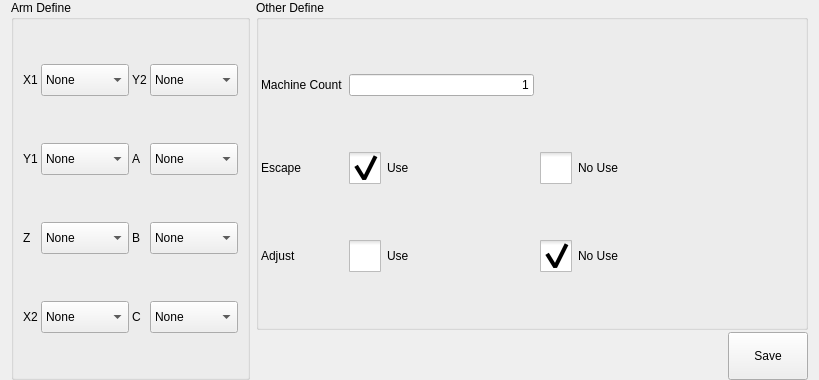
GaussCheng/2-5AxisPunch, file hcsettings/icstructdefineframe.ui: the form before one commit.
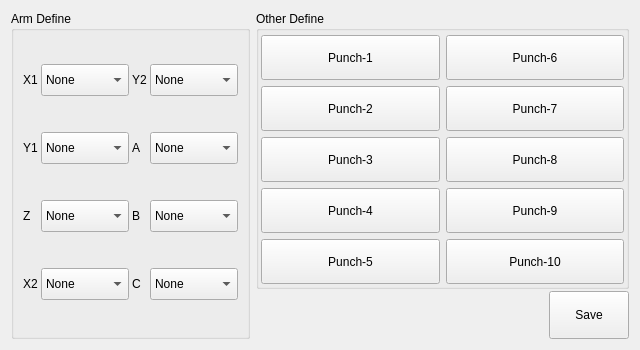
The form after the commit. Icons and pictures are not drawn. Custom widgets are drawn as their Qt base class.

What changed in the file:
```diff
--- a/hcsettings/icstructdefineframe.ui
+++ b/hcsettings/icstructdefineframe.ui
@@ -6,8 +6,8 @@
    <rect>
     <x>0</x>
     <y>0</y>
-    <width>819</width>
-    <height>380</height>
+    <width>640</width>
+    <height>350</height>
    </rect>
   </property>
   <property name="windowTitle">
@@ -21,13 +21,7 @@
 }
 </string>
   </property>
-  <layout class="QHBoxLayout" name="horizontalLayout_5">
-   <property name="topMargin">
-    <number>0</number>
-   </property>
-   <property name="bottomMargin">
-    <number>0</number>
-   </property>
+  <layout class="QHBoxLayout" name="horizontalLayout">
    <item>
     <layout class="QVBoxLayout" name="verticalLayout_4">
      <item>
@@ -313,6 +307,12 @@
      </property>
      <item>
       <widget class="QGroupBox" name="fixtureDefineBox_2">
+       <property name="sizePolicy">
+        <sizepolicy hsizetype="Preferred" vsizetype="Expanding">
+         <horstretch>0</horstretch>
+         <verstretch>0</verstretch>
+        </sizepolicy>
+       </property>
        <property name="title">
         <string>Other Define</string>
        </property>
@@ -329,169 +329,149 @@
         <property name="bottomMargin">
          <number>2</number>
         </property>
-        <item row="1" column="2">
-         <widget class="QCheckBox" name="useCheckBox">
-          <property name="styleSheet">
-           <string notr="true">::indicator {
-     width: 32px;
-     height: 32px;
- }
-
-::indicator:unchecked 
-{
-     image: url(:/resource/check_unchecked.png);
- }
-::indicator:checked 
-{
-     image: url(:/resource/check_checked.png);
- }
-
-QRadioButton::indicator:checked:disabled
-{
- image: url(:/resource/check_checked_disable.png);
-}
-
-QRadioButton::indicator:unchecked:disabled
-{
- image: url(:/resource/check_unchecked_disable.png);
-}</string>
+        <item row="3" column="1">
+         <widget class="QPushButton" name="punch9">
+          <property name="sizePolicy">
+           <sizepolicy hsizetype="Minimum" vsizetype="Preferred">
+            <horstretch>0</horstretch>
+            <verstretch>0</verstretch>
+           </sizepolicy>
           </property>
           <property name="text">
-           <string>Use</string>
+           <string>Punch-9</string>
           </property>
-          <property name="checked">
+          <property name="checkable">
            <bool>true</bool>
           </property>
          </widget>
         </item>
-        <item row="1" column="4">
-         <spacer name="horizontalSpacer_7">
-          <property name="orientation">
-           <enum>Qt::Horizontal</enum>
+        <item row="2" column="1">
+         <widget class="QPushButton" name="punch8">
+          <property name="sizePolicy">
+           <sizepolicy hsizetype="Minimum" vsizetype="Preferred">
+            <horstretch>0</horstretch>
+            <verstretch>0</verstretch>
+           </sizepolicy>
           </property>
-          <property name="sizeHint" stdset="0">
-           <size>
-            <width>40</width>
-            <height>20</height>
-           </size>
+          <property name="text">
+           <string>Punch-8</string>
           </property>
-         </spacer>
+          <property name="checkable">
+           <bool>true</bool>
+          </property>
+         </widget>
+        </item>
+        <item row="0" column="0">
+         <widget class="QPushButton" name="punch1">
+          <property name="sizePolicy">
+           <sizepolicy hsizetype="Minimum" vsizetype="Preferred">
+            <horstretch>0</horstretch>
+            <verstretch>0</verstretch>
+           </sizepolicy>
+          </property>
+          <property name="text">
+           <string>Punch-1</string>
+          </property>
+          <property name="checkable">
+           <bool>true</bool>
+          </property>
+         </widget>
         </item>
         <item row="1" column="0">
-         <widget class="QLabel" name="label_18">
+         <widget class="QPushButton" name="punch2">
+          <property name="sizePolicy">
+           <sizepolicy hsizetype="Minimum" vsizetype="Preferred">
+            <horstretch>0</horstretch>
+            <verstretch>0</verstretch>
+           </sizepolicy>
+          </property>
           <property name="text">
-           <string>Escape</string>
+           <string>Punch-2</string>
           </property>
+          <property name="checkable">
+           <bool>true</bool>
+          </property>
          </widget>
         </item>
-        <item row="1" column="3">
-         <widget class="QCheckBox" name="noUseCheckBox">
-          <property name="styleSheet">
-           <string notr="true">::indicator {
-     width: 32px;
-     height: 32px;
- }
-
-::indicator:unchecked 
-{
-     image: url(:/resource/check_unchecked.png);
- }
-::indicator:checked 
-{
-     image: url(:/resource/check_checked.png);
- }
-
-QRadioButton::indicator:checked:disabled
-{
- image: url(:/resource/check_checked_disable.png);
-}
-
-QRadioButton::indicator:unchecked:disabled
-{
- image: url(:/resource/check_unchecked_disable.png);
-}</string>
+        <item row="3" column="0">
+         <widget class="QPushButton" name="punch4">
+          <property name="sizePolicy">
+           <sizepolicy hsizetype="Minimum" vsizetype="Preferred">
+            <horstretch>0</horstretch>
+            <verstretch>0</verstretch>
+           </sizepolicy>
           </property>
           <property name="text">
-           <string>No Use</string>
+           <string>Punch-4</string>
+          </property>
+          <property name="checkable">
+           <bool>true</bool>
+          </property>
+         </widget>
+        </item>
+        <item row="4" column="0">
+         <widget class="QPushButton" name="punch5">
+          <property name="sizePolicy">
+           <sizepolicy hsizetype="Minimum" vsizetype="Preferred">
+            <horstretch>0</horstretch>
+            <verstretch>0</verstretch>
+           </sizepolicy>
+          </property>
+          <property name="text">
+           <string>Punch-5</string>
+          </property>
+          <property name="checkable">
+           <bool>true</bool>
           </property>
          </widget>
         </item>
         <item row="2" column="0">
-         <widget class="QLabel" name="label_19">
+         <widget class="QPushButton" name="punch3">
+          <property name="sizePolicy">
+           <sizepolicy hsizetype="Minimum" vsizetype="Preferred">
+            <horstretch>0</horstretch>
+            <verstretch>0</verstretch>
+           </sizepolicy>
+          </property>
           <property name="text">
-           <string>Adjust</string>
+           <string>Punch-3</string>
           </property>
+          <property name="checkable">
+           <bool>true</bool>
+          </property>
          </widget>
         </item>
-        <item row="2" column="2">
-         <widget class="QCheckBox" name="adjUse">
-          <property name="styleSheet">
-           <string notr="true">::indicator {
-     width: 32px;
-     height: 32px;
- }
-
-::indicator:unchecked 
-{
-     image: url(:/resource/check_unchecked.png);
- }
-::indicator:checked 
-{
-     image: url(:/resource/check_checked.png);
- }
-
-QRadioButton::indicator:checked:disabled
-{
- image: url(:/resource/check_checked_disable.png);
-}
-
-QRadioButton::indicator:unchecked:disabled
-{
- image: url(:/resource/check_unchecked_disable.png);
-}</string>
+        <item row="0" column="1">
+         <widget class="QPushButton" name="punch6">
+          <property name="sizePolicy">
+           <sizepolicy hsizetype="Minimum" vsizetype="Preferred">
+            <horstretch>0</horstretch>
+            <verstretch>0</verstretch>
+           </sizepolicy>
           </property>
           <property name="text">
-           <string>Use</string>
+           <string>Punch-6</string>
           </property>
-          <property name="checked">
-           <bool>false</bool>
+          <property name="checkable">
+           <bool>true</bool>
           </property>
           <attribute name="buttonGroup">
            <string>buttonGroup_2</string>
           </attribute>
          </widget>
         </item>
-        <item row="2" column="3">
-         <widget class="QCheckBox" name="adjNoUse">
-          <property name="styleSheet">
-           <string notr="true">::indicator {
-     width: 32px;
-     height: 32px;
- }
-
-::indicator:unchecked 
-{
-     image: url(:/resource/check_unchecked.png);
- }
-::indicator:checked 
-{
-     image: url(:/resource/check_checked.png);
- }
-
-QRadioButton::indicator:checked:disabled
-{
- image: url(:/resource/check_checked_disable.png);
-}
-
-QRadioButton::indicator:unchecked:disabled
-{
- image: url(:/resource/check_unchecked_disable.png);
-}</string>
+        <item row="4" column="1">
+         <widget class="QPushButton" name="punch10">
+          <property name="sizePolicy">
+           <sizepolicy hsizetype="Minimum" vsizetype="Preferred">
+            <horstretch>0</horstretch>
+            <verstretch>0</verstretch>
+           </sizepolicy>
           </property>
           <property name="text">
-           <string>No Use</string>
+           <string>Punch-10</string>
           </property>
-          <property name="checked">
+          <property name="checkable">
            <bool>true</bool>
           </property>
           <attribute name="buttonGroup">
@@ -499,20 +479,19 @@
           </attribute>
          </widget>
         </item>
-        <item row="0" column="0">
-         <widget class="QLabel" name="label">
-          <property name="text">
-           <string>Machine Count</string>
+        <item row="1" column="1">
+         <widget class="QPushButton" name="punch7">
+          <property name="sizePolicy">
+           <sizepolicy hsizetype="Minimum" vsizetype="Preferred">
+            <horstretch>0</horstretch>
+            <verstretch>0</verstretch>
+           </sizepolicy>
           </property>
-         </widget>
-        </item>
-        <item row="0" column="2">
-         <widget class="ICLineEditWithVirtualNumericKeypad" name="machineCount">
           <property name="text">
-           <string>1</string>
+           <string>Punch-7</string>
           </property>
-          <property name="alignment">
-           <set>Qt::AlignRight|Qt::AlignTrailing|Qt::AlignVCenter</set>
+          <property name="checkable">
+           <bool>true</bool>
           </property>
          </widget>
         </item>
@@ -559,13 +538,6 @@
    </item>
   </layout>
  </widget>
- <customwidgets>
-  <customwidget>
-   <class>ICLineEditWithVirtualNumericKeypad</class>
-   <extends>QLineEdit</extends>
-   <header>iclineeditwithvirtualnumerickeypad.h</header>
-  </customwidget>
- </customwidgets>
  <resources/>
  <connections/>
  <buttongroups>
```
Left out of the diff: 15 changed lines with no effect on the pictures.
